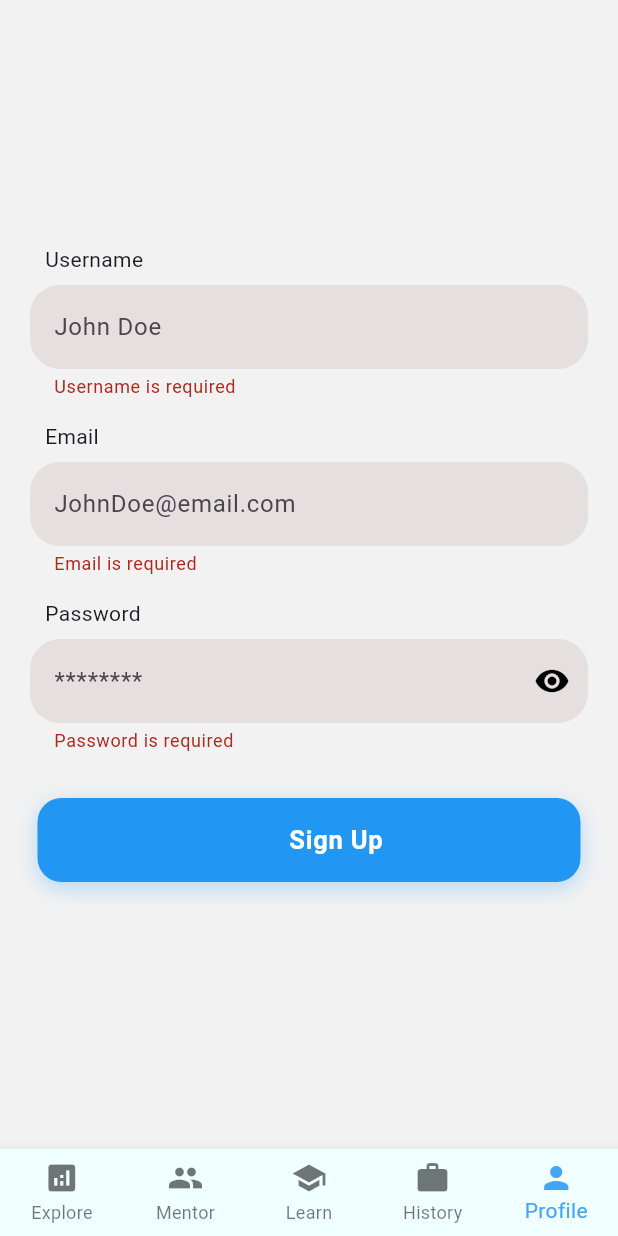
After one commit to Eric5032/CareerWise, a Flutter app: the screen it shows after launch, item 5 of the bottom bar chosen, after a tap on "Sign Up", on a phone screen of 412 x 824 dp. The commit adds this screen. Run offline on Flutter 3.47's test engine with Material 3 defaults, Android fonts, the phone set to English and light mode, and no system bars; our stand-ins replace firebase_auth, firebase_core, flutter_dotenv, google_fonts, shared_preferences; missing offline and left inert: dart:ffi; accounts and stored records are empty; network calls fail.

Commit message:
login signup update

```diff
--- a/lib/Screens/job_screen.dart
+++ b/lib/Screens/job_screen.dart
@@ -5,7 +5,6 @@ import 'package:flutter/material.dart';
 import '../data/saved_jobs.dart';
 import 'company_page.dart';
 import 'package:shared_preferences/shared_preferences.dart';
-import 'package:fl_chart/fl_chart.dart';
 
 class JobPage extends StatefulWidget {
   final Map<String, dynamic> jobData;
--- /dev/null
+++ b/lib/Screens/login_screen.dart
@@ -0,0 +1,15 @@
+import 'package:flutter/material.dart';
+
+class LoginScreen extends StatefulWidget {
+  const LoginScreen({super.key});
+
+  @override
+  State<LoginScreen> createState() => _LoginScreenState();
+}
+
+class _LoginScreenState extends State<LoginScreen> {
+  @override
+  Widget build(BuildContext context) {
+    return const Placeholder();
+  }
+}
--- a/lib/Screens/navigation_screen.dart
+++ b/lib/Screens/navigation_screen.dart
@@ -1,9 +1,11 @@
+import 'package:career_guidance/Screens/profile_screen.dart';
 import 'package:flutter/material.dart';
 
 import '../Screens/ai_index_screen.dart';
 import '../Screens/learn_screen.dart';
 import '../Screens/mentor_screen.dart';
 import '../Screens/saved_jobs_list_screen.dart';
+import "../Screens/profile_screen.dart";
 import '../Theme/theme.dart';
 
 class NavigationScreen extends StatefulWidget {
@@ -19,7 +21,8 @@ class _NavigationScreenState extends State<NavigationScreen> {
     AIIndexScreen(),
     MentorScreen(),
     LearnScreen(initialTopic: 'General Job Market'),
-    SavedJobsScreen()
+    SavedJobsScreen(),
+    ProfileScreen(),
   ];
 
   void _onItemTapped(int index) {
@@ -31,6 +34,7 @@ class _NavigationScreenState extends State<NavigationScreen> {
   @override
   Widget build(BuildContext context) {
     return Scaffold(
+      backgroundColor: Colors.black,
       body: Center(child: _widgetOptions.elementAt(_selectedIndex)),
       bottomNavigationBar: BottomNavigationBar(
         items: const <BottomNavigationBarItem>[
@@ -38,6 +42,7 @@ class _NavigationScreenState extends State<NavigationScreen> {
           BottomNavigationBarItem(icon: Icon(Icons.people), label: 'Mentor'),
           BottomNavigationBarItem(icon: Icon(Icons.school), label: 'Learn'),
           BottomNavigationBarItem(icon: Icon(Icons.work), label: 'History'),
+          BottomNavigationBarItem(icon: Icon(Icons.person), label: 'Profile'),
         ],
         type: BottomNavigationBarType.fixed,
         backgroundColor: kSurfaceLight,
--- /dev/null
+++ b/lib/Screens/profile_screen.dart
@@ -0,0 +1,16 @@
+import 'package:career_guidance/Screens/signup_screen.dart';
+import 'package:flutter/material.dart';
+
+class ProfileScreen extends StatefulWidget {
+  const ProfileScreen({super.key});
+
+  @override
+  State<ProfileScreen> createState() => _ProfileScreenState();
+}
+
+class _ProfileScreenState extends State<ProfileScreen> {
+  @override
+  Widget build(BuildContext context) {
+    return SignupScreen();
+  }
+}
--- /dev/null
+++ b/lib/Screens/signup_screen.dart
@@ -0,0 +1,100 @@
+import 'package:firebase_auth/firebase_auth.dart';
+import 'package:flutter/material.dart';
+import '../widgets/auth_textfield.dart';
+import '../widgets/round_rect_button.dart';
+import '../Theme/theme.dart';
+
+class SignupScreen extends StatefulWidget {
+  const SignupScreen({super.key});
+
+  @override
+  State<SignupScreen> createState() => _SignupScreenState();
+}
+
+class _SignupScreenState extends State<SignupScreen> {
+  final GlobalKey<FormState> formKey = GlobalKey<FormState>();
+  TextEditingController emailController = TextEditingController();
+  TextEditingController passwordController = TextEditingController();
+  TextEditingController usernameController = TextEditingController();
+  bool obscureText = true;
+  final _auth = FirebaseAuth.instance;
+
+  Future<void> registerUser() async {
+    try {
+      UserCredential registered = await _auth.createUserWithEmailAndPassword(
+        email: emailController.text,
+        password: passwordController.text,
+      );
+      await registered.user?.sendEmailVerification();
+
+      print("WHAT IS THIS: $registered");
+      registered.user!.updateDisplayName("RODRIGO");
+    } catch (e) {
+
+    }
+  }
+
+  @override
+  Widget build(BuildContext context) {
+    return GestureDetector(
+      onTap: ()=>FocusManager.instance.primaryFocus!.unfocus(),
+      child: Scaffold(
+        body: Form(
+          key: formKey,
+          child: Column(
+            mainAxisAlignment: MainAxisAlignment.center,
+            children: <Widget>[
+              AuthTextField(title: "Username", controller: usernameController, hintText: "John Doe",
+                validator: (value) {
+                  if (value == null || value.isEmpty) {
+                    return 'Username is required';
+                  }
+                  return null;
+                },
+
+              ),
+              AuthTextField(title: "Email", controller: emailController, hintText: "JohnDoe@email.com",
+                validator: (value) {
+                  if (value == null || value.isEmpty) {
+                    return 'Email is required';
+                  }
+                  return null;
+                },
+              ),
+              AuthTextField(title: "Password", controller: passwordController, hintText: "********",
+                validator: (value) {
+                  if (value == null || value.isEmpty) {
+                    return 'Password is required';
+                  } else if (value.length < 8) {
+                    return "Password must be at least 8 characters";
+                  }
+                  return null;
+                },
+                suffixCallback: () {
+                  setState(() {
+                    obscureText = !obscureText;
+                  });
+                },
+                obscureText: obscureText,
+                showEye: true,
+              ),
+
+              RoundRectButton(buttonText: "Sign Up",
+                onPressed: () async {
+                  final bool isValid = formKey.currentState?.validate() ?? false;
+                  if (!isValid) {
+                    return;
+                  }
+                  await registerUser();
+                  //signup function
+
+                },
+              ),
+
+            ],
+          ),
+        ),
+      ),
+    );
+  }
+}
--- a/lib/Theme/theme.dart
+++ b/lib/Theme/theme.dart
@@ -12,6 +12,8 @@ const Color kSurfaceLight = Color(0xFFF0FFFF);
 const Color kSurfaceDark = Color(0xFF1E1E2C);
 const Color kButtonDark = Color(0xFF1662CC);
 const Color kButtonLight = Color(0xFF4A90E2);
+const Color kTextFormFill = Color(0xFF8f8e8e);
+
 
 
 final ThemeData lightTheme = ThemeData(
--- a/lib/main.dart
+++ b/lib/main.dart
@@ -1,10 +1,16 @@
+import 'package:firebase_core/firebase_core.dart';
 import 'package:flutter/material.dart';
 import 'SplashScreen.dart';
 import 'package:flutter_dotenv/flutter_dotenv.dart';
 
+import 'firebase_options.dart';
+
 
 Future<void> main() async {
   WidgetsFlutterBinding.ensureInitialized();
+  await Firebase.initializeApp(
+    options: DefaultFirebaseOptions.currentPlatform,
+  );
   await dotenv.load(fileName: "assets/.env");
   runApp(const CareerApp());
 }
--- /dev/null
+++ b/lib/widgets/auth_textfield.dart
@@ -0,0 +1,62 @@
+import 'package:flutter/material.dart';
+
+class AuthTextField extends StatelessWidget {
+  final String title;
+  final TextEditingController controller;
+  final String hintText;
+  String? Function(String?)? validator;
+  bool obscureText;
+  bool showEye;
+  VoidCallback? suffixCallback;
+  AuthTextField({
+    super.key,
+    required this.title,
+    required this.controller,
+    required this.hintText,
+    this.validator,
+    this.suffixCallback,
+    this.obscureText = false,
+    this.showEye = false,
+  });
+
+  @override
+  Widget build(BuildContext context) {
+    return Column(
+      children: [
+        Row(
+          children: [
+            Padding(
+              padding: const EdgeInsets.only(left: 30.0, top: 15.0, bottom: 7.0),
+              child: Text(title),
+            ),
+          ],
+        ),
+        Padding(
+          padding: const EdgeInsets.symmetric(horizontal: 20.0),
+          child: TextFormField(
+            obscureText: obscureText,
+            controller: controller,
+            decoration: InputDecoration(
+              hintText: hintText,
+              suffixIcon: showEye
+                  ? IconButton(
+                      onPressed: suffixCallback,
+                      icon: Icon(obscureText? Icons.visibility : Icons.visibility_off, color: Colors.black,),
+                      splashColor: Colors.transparent,
+                      highlightColor: Colors.transparent,
+                    )
+                  : null,
+              border: OutlineInputBorder(
+                borderRadius: BorderRadius.circular(20.0),
+                borderSide: BorderSide.none,
+              ),
+              filled: true,
+              fillColor: Color(0xFFE6DFDF),
+            ),
+            validator: validator,
+          ),
+        ),
+      ],
+    );
+  }
+}
--- /dev/null
+++ b/lib/widgets/round_rect_button.dart
@@ -0,0 +1,60 @@
+import 'package:flutter/material.dart';
+
+class RoundRectButton extends StatelessWidget {
+  final String buttonText;
+  IconData? buttonIcon;
+  Color color;
+  VoidCallback? onPressed;
+  RoundRectButton({
+    super.key,
+    required this.buttonText,
+    this.buttonIcon,
+    this.color = Colors.blue,
+    this.onPressed,
+  });
+
+  @override
+  Widget build(BuildContext context) {
+    return Padding(
+      padding: const EdgeInsets.symmetric(horizontal: 25.0, vertical: 30.0),
+      child: InkWell(
+        onTap: onPressed,
+        borderRadius: BorderRadius.circular(16),
+        child: Ink(
+          decoration: BoxDecoration(
+            color: color,
+            borderRadius: BorderRadius.circular(16),
+            boxShadow: [
+              BoxShadow(
+                color: (Colors.blue).withOpacity(0.3),
+                blurRadius: 12,
+                offset: const Offset(0, 4),
+              ),
+            ],
+          ),
+          child: Container(
+            padding: const EdgeInsets.symmetric(vertical: 16),
+            child: Row(
+              mainAxisAlignment: MainAxisAlignment.center,
+              children: [
+                if (buttonIcon == null)
+                Icon(buttonIcon, color: Colors.white, size: 24),
+                if (buttonIcon == null)
+                const SizedBox(width: 12),
+                Text(
+                  buttonText,
+                  style: const TextStyle(
+                    fontSize: 17,
+                    fontWeight: FontWeight.bold,
+                    color: Colors.white,
+                    letterSpacing: 0.5,
+                  ),
+                ),
+              ],
+            ),
+          ),
+        ),
+      ),
+    );
+  }
+}
--- a/pubspec.yaml
+++ b/pubspec.yaml
@@ -18,7 +18,6 @@ dependencies:
   http: ^1.1.0
   cupertino_icons: ^1.0.8
   url_launcher: ^6.3.2
-  fl_chart: ^1.1.0
   firebase_core: ^4.2.1
   firebase_auth: ^6.1.2
   cloud_firestore: ^6.1.0
```
Also changed, not shown: lib/OpenAI/job_page.dart (deleted, +0 -141 lines), pubspec.lock, 2 other files.
